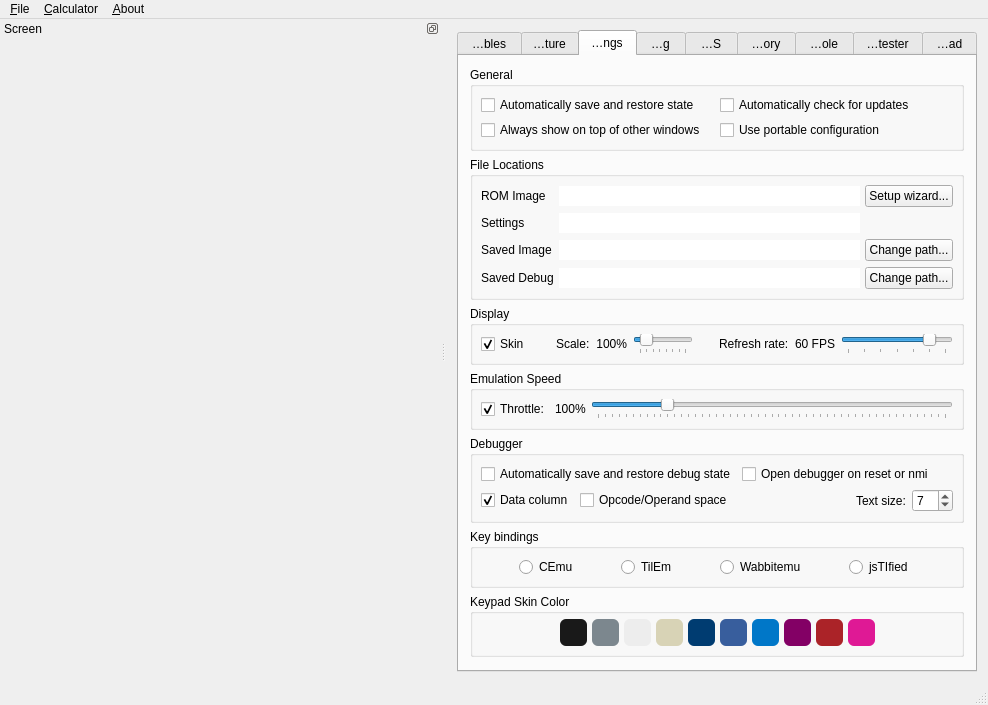
Old version of the form gui/qt/mainwindow.ui in the repository CE-Programming/CEmu.
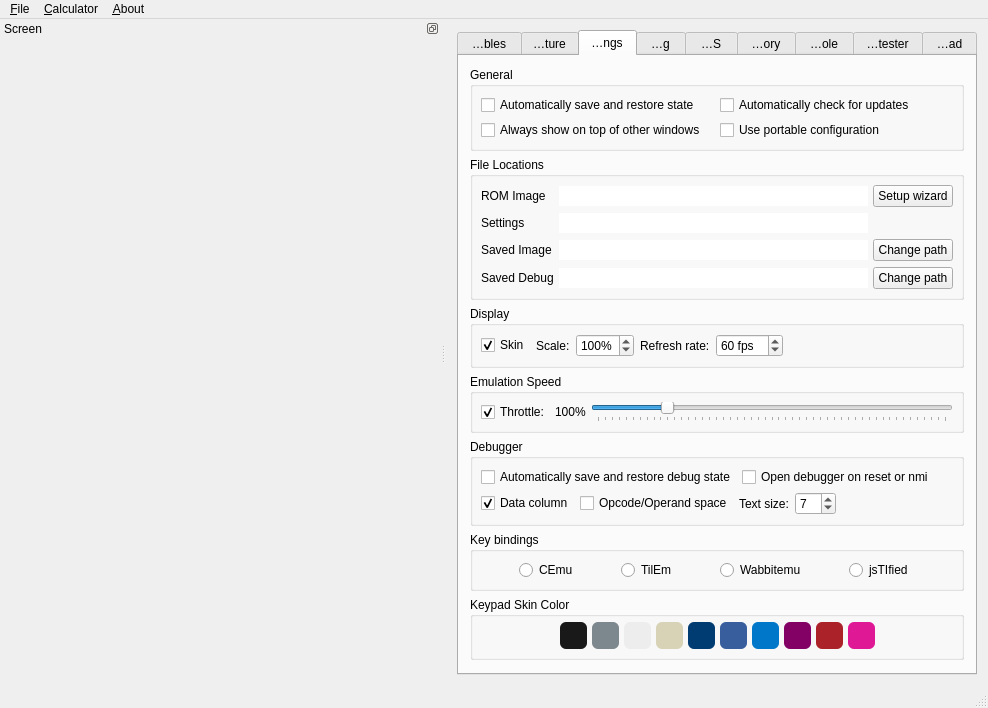
New version of the form. Icons and pictures are not drawn. Custom widgets are drawn as their Qt base class.

Commit message: Clean LCD settings layout

```diff
--- a/gui/qt/mainwindow.ui
+++ b/gui/qt/mainwindow.ui
@@ -596,7 +596,7 @@
               </size>
              </property>
              <property name="text">
-              <string>Change path...</string>
+              <string>Change path</string>
              </property>
              <property name="flat">
               <bool>false</bool>
@@ -642,7 +642,7 @@
               </size>
              </property>
              <property name="text">
-              <string>Change path...</string>
+              <string>Change path</string>
              </property>
              <property name="flat">
               <bool>false</bool>
@@ -711,7 +711,7 @@
               </size>
              </property>
              <property name="text">
-              <string>Setup wizard...</string>
+              <string>Setup wizard</string>
              </property>
              <property name="flat">
               <bool>false</bool>
@@ -754,19 +754,6 @@
                </property>
               </widget>
              </item>
-             <item>
-              <spacer name="horizontalSpacer_2">
-               <property name="orientation">
-                <enum>Qt::Horizontal</enum>
-               </property>
-               <property name="sizeHint" stdset="0">
-                <size>
-                 <width>20</width>
-                 <height>20</height>
-                </size>
-               </property>
-              </spacer>
-             </item>
              <item>
               <widget class="QLabel" name="label_5">
                <property name="text">
@@ -775,77 +762,24 @@
               </widget>
              </item>
              <item>
-              <widget class="QLabel" name="scaleLabel">
-               <property name="minimumSize">
-                <size>
-                 <width>30</width>
-                 <height>0</height>
-                </size>
-               </property>
-               <property name="text">
-                <string>100%</string>
-               </property>
-               <property name="alignment">
-                <set>Qt::AlignRight|Qt::AlignTrailing|Qt::AlignVCenter</set>
-               </property>
-              </widget>
-             </item>
-             <item>
-              <widget class="QSlider" name="scaleSlider">
-               <property name="sizePolicy">
-                <sizepolicy hsizetype="Fixed" vsizetype="Fixed">
-                 <horstretch>1</horstretch>
-                 <verstretch>0</verstretch>
-                </sizepolicy>
-               </property>
-               <property name="minimumSize">
-                <size>
-                 <width>60</width>
-                 <height>0</height>
-                </size>
+              <widget class="QSpinBox" name="scaleLCD">
+               <property name="suffix">
+                <string>%</string>
                </property>
                <property name="minimum">
                 <number>50</number>
                </property>
                <property name="maximum">
-                <number>400</number>
+                <number>410</number>
                </property>
                <property name="singleStep">
                 <number>25</number>
                </property>
-               <property name="pageStep">
-                <number>100</number>
-               </property>
                <property name="value">
                 <number>100</number>
                </property>
-               <property name="tracking">
-                <bool>false</bool>
-               </property>
-               <property name="orientation">
-                <enum>Qt::Horizontal</enum>
-               </property>
-               <property name="tickPosition">
-                <enum>QSlider::TicksBelow</enum>
-               </property>
-               <property name="tickInterval">
-                <number>50</number>
-               </property>
               </widget>
              </item>
-             <item>
-              <spacer name="horizontalSpacer_15">
-               <property name="orientation">
-                <enum>Qt::Horizontal</enum>
-               </property>
-               <property name="sizeHint" stdset="0">
-                <size>
-                 <width>20</width>
-                 <height>20</height>
-                </size>
-               </property>
-              </spacer>
-             </item>
              <item>
               <widget class="QLabel" name="label_2">
                <property name="text">
@@ -854,55 +788,37 @@
               </widget>
              </item>
              <item>
-              <widget class="QLabel" name="refreshLabel">
-               <property name="text">
-                <string>60 FPS</string>
-               </property>
-              </widget>
-             </item>
-             <item>
-              <widget class="QSlider" name="refreshSlider">
-               <property name="sizePolicy">
-                <sizepolicy hsizetype="Expanding" vsizetype="Fixed">
-                 <horstretch>2</horstretch>
-                 <verstretch>0</verstretch>
-                </sizepolicy>
-               </property>
-               <property name="minimumSize">
-                <size>
-                 <width>70</width>
-                 <height>0</height>
-                </size>
-               </property>
-               <property name="toolTip">
-                <string>Change this if your CPU is overloaded.</string>
-               </property>
-               <property name="whatsThis">
-                <string/>
+              <widget class="QSpinBox" name="refreshLCD">
+               <property name="suffix">
+                <string> fps</string>
                </property>
                <property name="minimum">
-                <number>10</number>
+                <number>5</number>
                </property>
                <property name="maximum">
-                <number>70</number>
-               </property>
-               <property name="singleStep">
-                <number>1</number>
+                <number>120</number>
                </property>
                <property name="value">
                 <number>60</number>
                </property>
-               <property name="orientation">
-                <enum>Qt::Horizontal</enum>
-               </property>
-               <property name="tickPosition">
-                <enum>QSlider::TicksBelow</enum>
-               </property>
-               <property name="tickInterval">
+               <property name="displayIntegerBase">
                 <number>10</number>
                </property>
               </widget>
              </item>
+             <item>
+              <spacer name="horizontalSpacer_15">
+               <property name="orientation">
+                <enum>Qt::Horizontal</enum>
+               </property>
+               <property name="sizeHint" stdset="0">
+                <size>
+                 <width>20</width>
+                 <height>20</height>
+                </size>
+               </property>
+              </spacer>
+             </item>
             </layout>
            </item>
           </layout>
@@ -1029,6 +945,19 @@
                </property>
               </widget>
              </item>
+             <item>
+              <spacer name="horizontalSpacer_2">
+               <property name="orientation">
+                <enum>Qt::Horizontal</enum>
+               </property>
+               <property name="sizeHint" stdset="0">
+                <size>
+                 <width>40</width>
+                 <height>1</height>
+                </size>
+               </property>
+              </spacer>
+             </item>
             </layout>
            </item>
            <item>
@@ -1050,19 +979,6 @@
                </property>
               </widget>
              </item>
-             <item>
-              <spacer name="horizontalSpacer_14">
-               <property name="orientation">
-                <enum>Qt::Horizontal</enum>
-               </property>
-               <property name="sizeHint" stdset="0">
-                <size>
-                 <width>20</width>
-                 <height>20</height>
-                </size>
-               </property>
-              </spacer>
-             </item>
              <item>
               <widget class="QLabel" name="label_4">
                <property name="text">
@@ -1083,6 +999,19 @@
                </property>
               </widget>
              </item>
+             <item>
+              <spacer name="horizontalSpacer_14">
+               <property name="orientation">
+                <enum>Qt::Horizontal</enum>
+               </property>
+               <property name="sizeHint" stdset="0">
+                <size>
+                 <width>40</width>
+                 <height>1</height>
+                </size>
+               </property>
+              </spacer>
+             </item>
             </layout>
            </item>
           </layout>
```
The commit also changes 3 other files.
